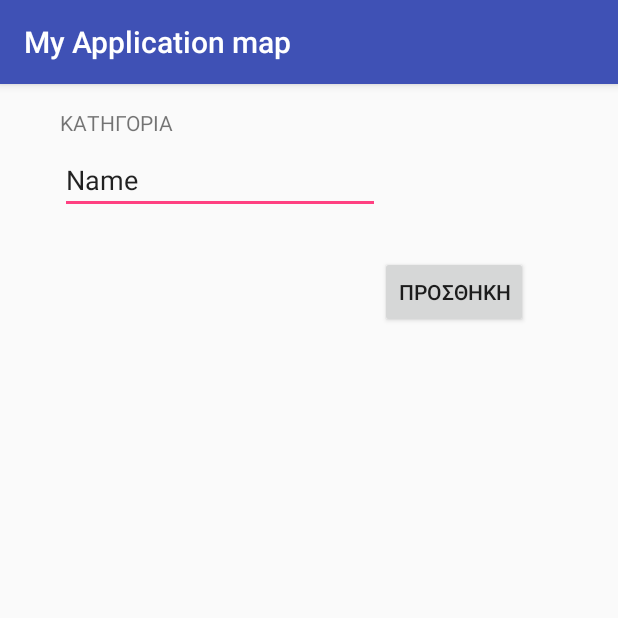
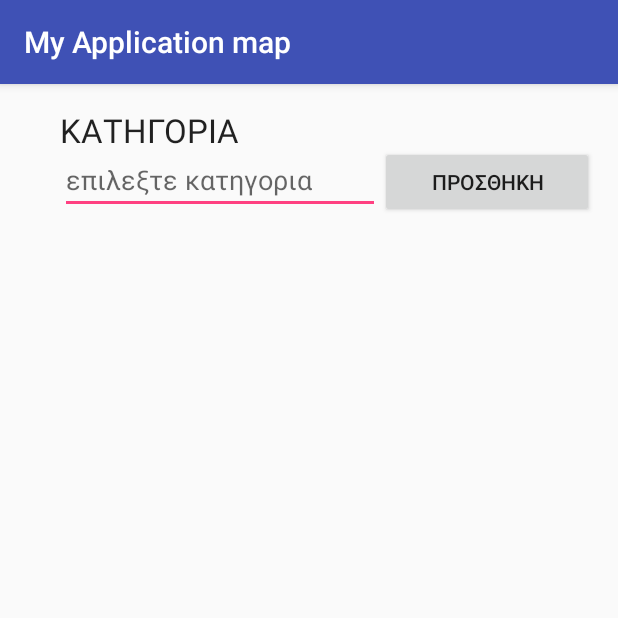
Before and after one commit to kdoul06/WhiteRabbit, an Android app: the PoiActivity screen opened directly, with no data from a screen before it, on a phone screen of 412 x 824 dp, the top half of it. Run offline under Robolectric (Android 15) with nearby library versions, the phone set to English and light mode, and no system bars; our stand-ins replace Firebase (no records; nobody signed in at launch, a user with empty details on screens opened directly); 1 statement that could not run was skipped.

Commit message:
to makelarisa ligo....

```diff
--- a/app/src/main/java/com/ergasia/omada4/myapplicationmap/activities/PoiActivity.java
+++ b/app/src/main/java/com/ergasia/omada4/myapplicationmap/activities/PoiActivity.java
@@ -2,6 +2,7 @@ package com.ergasia.omada4.myapplicationmap.activities;
 
 import android.support.v7.app.AppCompatActivity;
 import android.os.Bundle;
+import android.util.Log;
 import android.view.View;
 import android.widget.EditText;
 
@@ -13,32 +14,42 @@ import com.google.firebase.database.FirebaseDatabase;
 
 public class PoiActivity extends AppCompatActivity {
 
-    FirebaseDatabase database = FirebaseDatabase.getInstance();
-    DatabaseReference myRef = database.getReference("poi");
-    LatLng loc;
-    EditText catTxt;
+    private FirebaseDatabase database = FirebaseDatabase.getInstance();
+    private DatabaseReference myRef = database.getReference("poi");
+
+    private EditText catTxt;
+
+    private Poi poi;
+
+    private String key;
+
+    private String TAG = "banana poi activity";
 
     @Override
     protected void onCreate(Bundle savedInstanceState) {
         super.onCreate(savedInstanceState);
         setContentView(R.layout.activity_poi);
         catTxt = (EditText) findViewById(R.id.catTxt);
-        //Intent intent = getIntent();
-        //LatLng loc = (LatLng) intent.getExtras().getSerializable("Location");
+        poi = (Poi) getIntent().getSerializableExtra("poi");
+        key = getIntent().getStringExtra("key");
 
+        Log.v(TAG, "poi received :" + poi.toString());
 
-
-    //    loc = (LatLng) getIntent().getParcelableExtra("Location");
-
+        if (key == null) {
+            Log.v(TAG, "poi creating new key");
+            key = myRef.push().getKey();
+        } else {
+            catTxt.setText(poi.catDescr);
+        }
 
     }
 
-    public void onAddBtnClick(View view)  {
-        String key = myRef.push().getKey();
+    public void onAddBtnClick(View view) {
+        // εξακολουθω να θελω να ειναι popup ...
 
-        myRef.child(key).setValue(new Poi("1",loc,"1",catTxt.getText().toString()));
+        poi.catDescr = catTxt.getText().toString();
+        myRef.child(key).setValue(poi);
         finish();
-
     }
 
 }
--- a/app/src/main/res/layout/activity_poi.xml
+++ b/app/src/main/res/layout/activity_poi.xml
@@ -14,7 +14,6 @@
         android:layout_width="wrap_content"
         android:layout_height="wrap_content"
         android:inputType="textPersonName"
-        android:text="Name"
         android:ems="10"
         android:layout_alignParentTop="true"
         android:layout_alignParentLeft="true"
@@ -22,18 +21,8 @@
         android:layout_marginLeft="24dp"
         android:layout_marginStart="24dp"
         android:layout_marginTop="25dp"
-        android:id="@+id/catTxt" />
-
-    <Button
-        android:text="ΠΡΟΣΘΗΚΗ"
-        android:layout_width="wrap_content"
-        android:layout_height="wrap_content"
-        android:layout_below="@+id/catTxt"
-        android:layout_toRightOf="@+id/catTxt"
-        android:layout_toEndOf="@+id/catTxt"
-        android:layout_marginTop="28dp"
-        android:id="@+id/button2"
-        android:onClick="onAddBtnClick" />
+        android:id="@+id/catTxt"
+        android:hint="επιλεξτε κατηγορια" />
 
     <TextView
         android:text="ΚΑΤΗΓΟΡΙΑ"
@@ -42,5 +31,18 @@
         android:layout_alignParentTop="true"
         android:layout_alignLeft="@+id/catTxt"
         android:layout_alignStart="@+id/catTxt"
-        android:id="@+id/textView" />
+        android:id="@+id/textView"
+        android:textAppearance="@style/TextAppearance.AppCompat.Large" />
+
+    <Button
+        android:text="ΠΡΟΣΘΗΚΗ"
+        android:layout_width="wrap_content"
+        android:layout_height="wrap_content"
+        android:id="@+id/button2"
+        android:onClick="onAddBtnClick"
+        android:layout_alignBaseline="@+id/catTxt"
+        android:layout_alignBottom="@+id/catTxt"
+        android:layout_toRightOf="@+id/catTxt"
+        android:layout_alignParentRight="true"
+        android:layout_alignParentEnd="true" />
 </RelativeLayout>
```
Also changed, not shown: app/src/main/java/com/ergasia/omada4/myapplicationmap/activities/MapsActivity.java (+105 -33 lines), app/src/main/java/com/ergasia/omada4/myapplicationmap/entities/Poi.java (+19 -19 lines).
